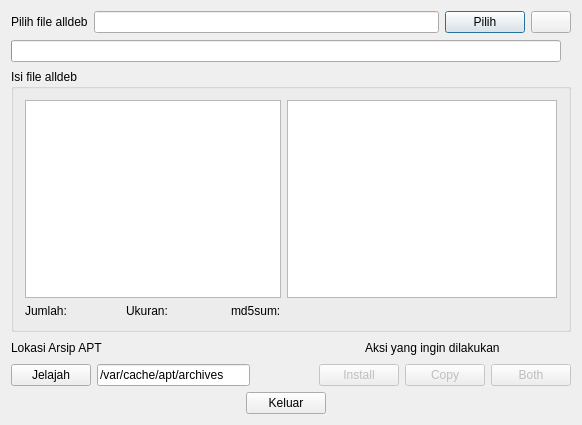
First picture: the form in dialog.ui, repository grOS-TEAM/alldeb-source, before the edit.
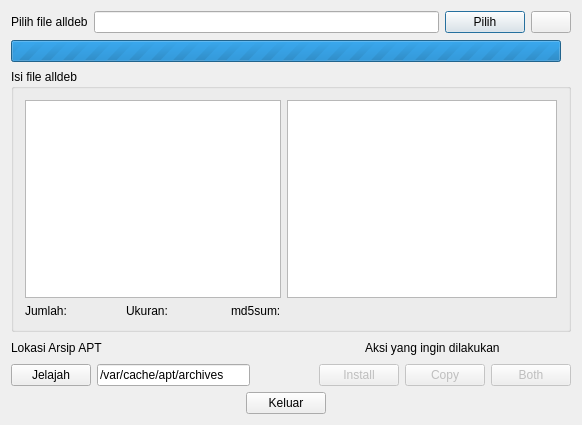
Second picture: the form after the edit. Icons and pictures are not drawn.

```diff
--- a/dialog.ui
+++ b/dialog.ui
@@ -81,6 +81,9 @@
     <layout class="QHBoxLayout" name="horizontalLayout_4">
      <item>
       <widget class="QProgressBar" name="progressBar">
+       <property name="maximum">
+        <number>0</number>
+       </property>
        <property name="textVisible">
         <bool>false</bool>
        </property>
```
